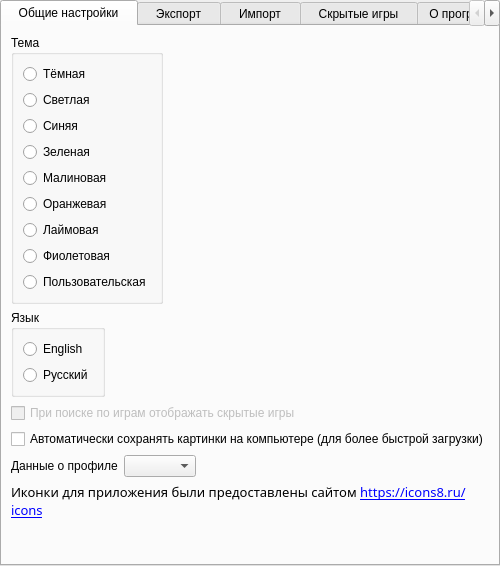
First picture: the form in AraSteamManager/forms/main/formsettings.ui, repository Arankir/AraSteamManager, before the edit.
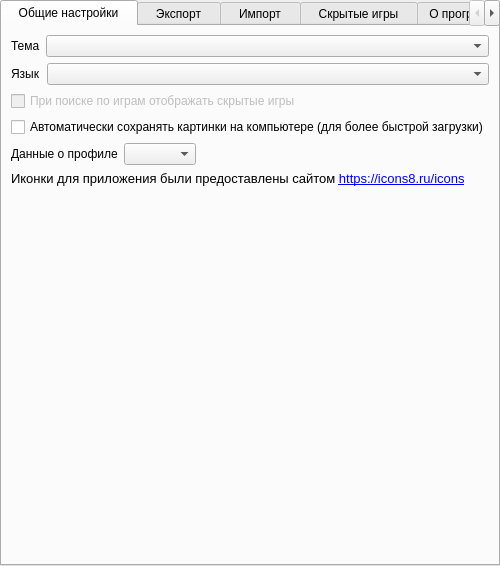
Second picture: the form after the edit. The open tabs and pages were chosen to show the change. Custom widgets are drawn as their Qt base class.

The edit to the form file:
```diff
--- a/AraSteamManager/forms/main/formsettings.ui
+++ b/AraSteamManager/forms/main/formsettings.ui
@@ -6,7 +6,7 @@
    <rect>
     <x>0</x>
     <y>0</y>
-    <width>470</width>
+    <width>500</width>
     <height>566</height>
    </rect>
   </property>
@@ -35,151 +35,46 @@
       <attribute name="title">
        <string>  Общие настройки  </string>
       </attribute>
-      <layout class="QVBoxLayout" name="verticalLayout_18">
-       <item>
-        <layout class="QHBoxLayout" name="horizontalLayout_15">
-         <item>
-          <widget class="QGroupBox" name="GroupBoxTheme">
-           <property name="title">
-            <string>Тема</string>
-           </property>
-           <layout class="QVBoxLayout" name="verticalLayout_3">
-            <item>
-             <widget class="QRadioButton" name="RadioButtonDarkTheme">
-              <property name="sizePolicy">
-               <sizepolicy hsizetype="Maximum" vsizetype="Fixed">
-                <horstretch>0</horstretch>
-                <verstretch>0</verstretch>
-               </sizepolicy>
-              </property>
-              <property name="text">
-               <string>Тёмная</string>
-              </property>
-             </widget>
-            </item>
-            <item>
-             <widget class="QRadioButton" name="RadioButtonLightTheme">
-              <property name="sizePolicy">
-               <sizepolicy hsizetype="Maximum" vsizetype="Fixed">
-                <horstretch>0</horstretch>
-                <verstretch>0</verstretch>
-               </sizepolicy>
-              </property>
-              <property name="text">
-               <string>Светлая</string>
-              </property>
-             </widget>
-            </item>
-            <item>
-             <widget class="QRadioButton" name="RadioButtonBlueTheme">
-              <property name="sizePolicy">
-               <sizepolicy hsizetype="Maximum" vsizetype="Fixed">
-                <horstretch>0</horstretch>
-                <verstretch>0</verstretch>
-               </sizepolicy>
-              </property>
-              <property name="text">
-               <string>Синяя</string>
-              </property>
-             </widget>
-            </item>
-            <item>
-             <widget class="QRadioButton" name="radioButtonRbg">
-              <property name="text">
-               <string>Зеленая</string>
-              </property>
-             </widget>
-            </item>
-            <item>
-             <widget class="QRadioButton" name="radioButtonBrg">
-              <property name="text">
-               <string>Малиновая</string>
-              </property>
-             </widget>
-            </item>
-            <item>
-             <widget class="QRadioButton" name="radioButtonBgr">
-              <property name="text">
-               <string>Оранжевая</string>
-              </property>
-             </widget>
-            </item>
-            <item>
-             <widget class="QRadioButton" name="radioButtonGbr">
-              <property name="text">
-               <string>Лаймовая</string>
-              </property>
-             </widget>
-            </item>
-            <item>
-             <widget class="QRadioButton" name="radioButtonGrb">
-              <property name="text">
-               <string>Фиолетовая</string>
-              </property>
-             </widget>
-            </item>
-            <item>
-             <widget class="QRadioButton" name="radioButtonCustom">
-              <property name="text">
-               <string>Пользовательская</string>
-              </property>
-             </widget>
-            </item>
-           </layout>
-          </widget>
-         </item>
-         <item>
-          <spacer name="horizontalSpacer_8">
-           <property name="orientation">
-            <enum>Qt::Horizontal</enum>
-           </property>
-           <property name="sizeHint" stdset="0">
-            <size>
-             <width>40</width>
-             <height>20</height>
-            </size>
-           </property>
-          </spacer>
-         </item>
-        </layout>
-       </item>
+      <layout class="QVBoxLayout" name="verticalLayout">
        <item>
         <layout class="QHBoxLayout" name="horizontalLayout">
          <item>
-          <widget class="QGroupBox" name="groupBox">
-           <property name="title">
+          <widget class="QLabel" name="label_12">
+           <property name="text">
+            <string>Тема</string>
+           </property>
+          </widget>
+         </item>
+         <item>
+          <widget class="QComboBox" name="ComboBoxTheme">
+           <property name="sizePolicy">
+            <sizepolicy hsizetype="Expanding" vsizetype="Fixed">
+             <horstretch>0</horstretch>
+             <verstretch>0</verstretch>
+            </sizepolicy>
+           </property>
+          </widget>
+         </item>
+        </layout>
+       </item>
+       <item>
+        <layout class="QHBoxLayout" name="horizontalLayout_15">
+         <item>
+          <widget class="QLabel" name="label_13">
+           <property name="text">
             <string>Язык</string>
            </property>
-           <layout class="QVBoxLayout" name="verticalLayout">
-            <item>
-             <widget class="QRadioButton" name="RadioButtonLanguageEnglish">
-              <property name="text">
-               <string notr="true">English</string>
-              </property>
-             </widget>
-            </item>
-            <item>
-             <widget class="QRadioButton" name="RadioButtonLanguageRussian">
-              <property name="text">
-               <string notr="true">Русский</string>
-              </property>
-             </widget>
-            </item>
-           </layout>
           </widget>
          </item>
          <item>
-          <spacer name="horizontalSpacer_2">
-           <property name="orientation">
-            <enum>Qt::Horizontal</enum>
+          <widget class="QComboBox" name="ComboBoxLanguage">
+           <property name="sizePolicy">
+            <sizepolicy hsizetype="Expanding" vsizetype="Fixed">
+             <horstretch>0</horstretch>
+             <verstretch>0</verstretch>
+            </sizepolicy>
            </property>
-           <property name="sizeHint" stdset="0">
-            <size>
-             <width>40</width>
-             <height>20</height>
-            </size>
-           </property>
-          </spacer>
+          </widget>
          </item>
         </layout>
        </item>
@@ -231,7 +126,6 @@
         <widget class="QLabel" name="labelIcons8">
          <property name="font">
           <font>
-           <family>Ebrima</family>
            <pointsize>10</pointsize>
           </font>
          </property>
@@ -825,6 +719,13 @@
    </item>
   </layout>
  </widget>
+ <customwidgets>
+  <customwidget>
+   <class>MyLineEdit</class>
+   <extends>QLineEdit</extends>
+   <header>subWidgets/lineEdit/mylineedit.h</header>
+  </customwidget>
+ </customwidgets>
  <resources/>
  <connections/>
 </ui>
```
Left out of the diff: 101 changed lines with no effect on the pictures.
